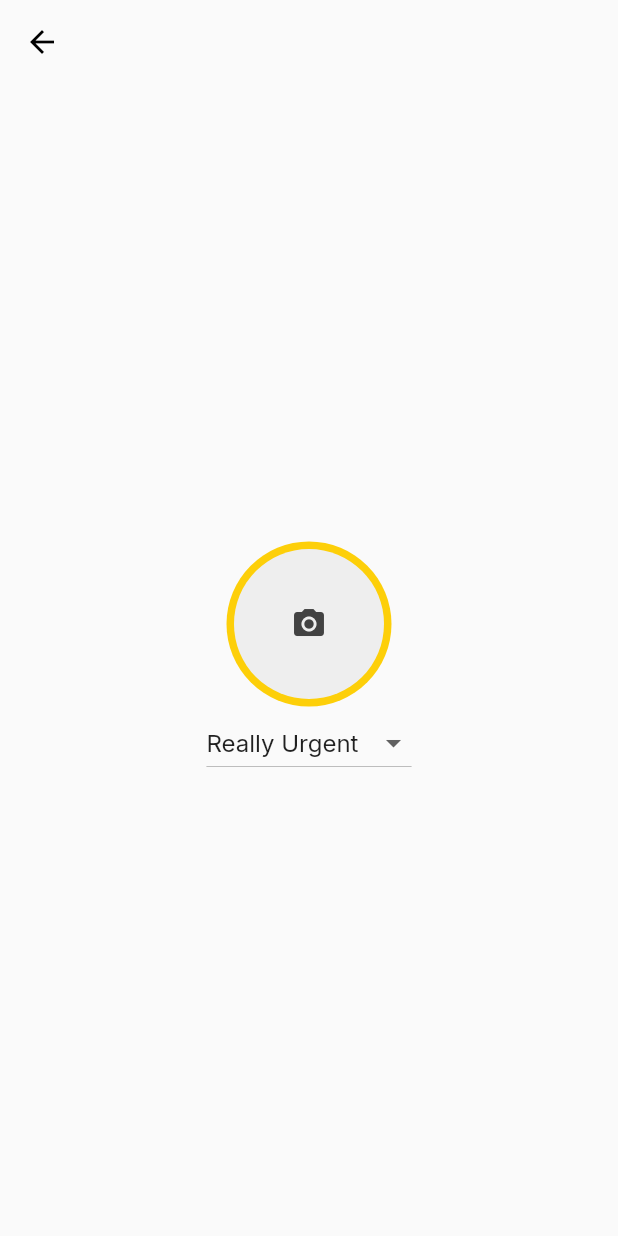
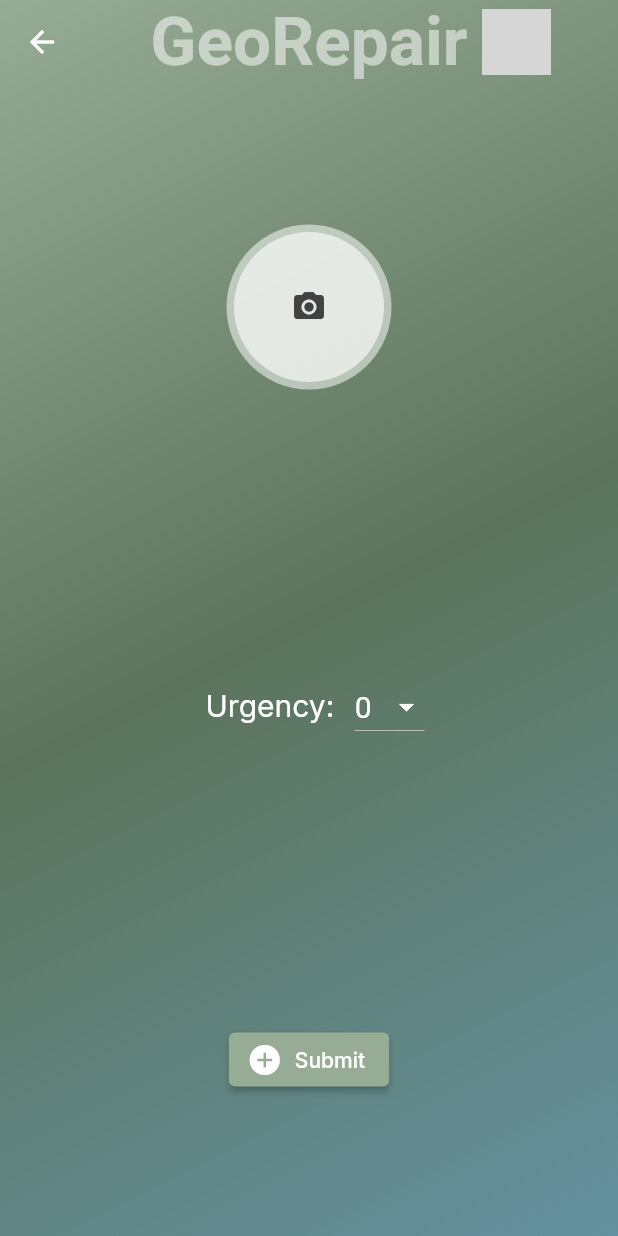
Before and after one commit to YoungWonks/ywsos2021_app, a Flutter app: the AddPhotoGalleryScreen screen opened by its route, on a phone screen of 412 x 824 dp. Run offline on Flutter 3.47's test engine with Material 2 defaults, Android fonts, the phone set to English and light mode, and no system bars; our stand-ins replace camera, carousel_slider, flutter_secure_storage, google_fonts, gradient_widgets, image_picker; accounts and stored records are empty; network calls fail; grey boxes are pictures that could not be loaded.

Commit message:
Added the add gallery screen

```diff
--- a/lib/providers/scans.dart
+++ b/lib/providers/scans.dart
@@ -8,11 +8,11 @@ import 'package:http_parser/http_parser.dart';
 import '../models/scan.dart';
 
 class Scans extends ChangeNotifier {
-  List<Scan> _scans = [];
+  List<Scan>? _scans = [];
 
-  List<Scan> get scans => [..._scans];
+  List<Scan> get scans => [..._scans!];
 
-  final starterUrl = 'http://10.0.2.2:5000';
+  final starterUrl = 'http://127.0.0.1:5000';
 
   void getScans() async {
     final rangeJson = {"range": 100};
@@ -60,10 +60,10 @@ class Scans extends ChangeNotifier {
   }
 
   void addScan(
-      {required List<double> position,
-      required String title,
+      {required String title,
       required String? description,
       required int? urgency,
+      required String address,
       required Uint8List fileContents}) async {
     String url = "$starterUrl/api/scans/add";
     String imageUrl = "$starterUrl/api/scans/upload";
@@ -83,10 +83,10 @@ class Scans extends ChangeNotifier {
       final imageResponse = await res.stream.bytesToString();
       await http.post(Uri.parse(url),
           body: json.encode({
-            "position": position, // ex: [2, 23.5]
             "title": title,
             "urgency": urgency,
             "des": description,
+            "address": address,
             "filename": json.decode(imageResponse)['filename']
           }),
           headers: {
--- a/lib/screens/add_photo_gallery_screen.dart
+++ b/lib/screens/add_photo_gallery_screen.dart
@@ -1,8 +1,11 @@
+import 'dart:typed_data';
+
 import 'package:flutter/material.dart';
 import 'package:image_picker/image_picker.dart';
 
 class AddPhotoGalleryScreen extends StatefulWidget {
   static const routeName = '/add-photo-gallery';
+
   const AddPhotoGalleryScreen({Key? key}) : super(key: key);
 
   @override
@@ -11,14 +14,10 @@ class AddPhotoGalleryScreen extends StatefulWidget {
 
 class _AddPhotoGalleryScreenState extends State<AddPhotoGalleryScreen> {
   XFile? _image;
-  final urgencyItems = [
-    'Really Urgent',
-    'Kind Of Urgent',
-    'Not Urgent',
-  ];
-  String? valueItem = 'Really Urgent';
+  Uint8List? convertedImage;
+  int? valueItem = 0;
 
-  _showImgFromGallery() async {
+  void _showImgFromGallery() async {
     final picker = ImagePicker();
     XFile? image =
         await picker.pickImage(source: ImageSource.gallery, imageQuality: 50);
@@ -26,36 +25,68 @@ class _AddPhotoGalleryScreenState extends State<AddPhotoGalleryScreen> {
     setState(() {
       _image = image;
     });
-  }
-
-  _turnImageToBytes(XFile file) async {
-    return await file.readAsBytes();
+    convertedImage = await _image!.readAsBytes();
   }
 
   @override
   Widget build(BuildContext context) {
-    return Scaffold(
+    return Container(
+      decoration: BoxDecoration(
+        gradient: LinearGradient(
+          begin: Alignment.topLeft,
+          end: Alignment.bottomRight,
+          colors: [
+            Color(0xFF97AC94),
+            Color(0xFF5C745C),
+            // Color(0xFFA2C08B),
+            // Color(0xFF82C1D6),
+            Color(0xFF64919F),
+          ],
+        ),
+      ),
+      child: Scaffold(
+        backgroundColor: Colors.transparent,
         appBar: AppBar(
+          backgroundColor: Colors.transparent,
           elevation: 0,
-        iconTheme: IconThemeData(color: Colors.black),
-        backgroundColor: Colors.transparent,
+          centerTitle: true,
+          title: Row(
+            mainAxisAlignment: MainAxisAlignment.center,
+            children: [
+              Text(
+                'GeoRepair',
+                style: TextStyle(
+                    fontSize: 45.0,
+                    fontWeight: FontWeight.w700,
+                    color: Color(0xFFFFFFFF).withOpacity(0.53)),
+              ),
+              SizedBox(
+                width: 10,
+              ),
+              Image.asset(
+                './assets/hammer.png',
+                width: 45.96,
+                height: 44.35,
+              ),
+            ],
+          ),
         ),
         body: Column(
-        mainAxisAlignment: MainAxisAlignment.center,
+          mainAxisAlignment: MainAxisAlignment.spaceAround,
           children: [
             Center(
               child: GestureDetector(
-              onTap: () {
+                onTap: () async {
                   _showImgFromGallery();
                 },
                 child: CircleAvatar(
                   radius: 55,
-                backgroundColor: Color(0xffFDCF09),
+                  backgroundColor: Colors.white.withOpacity(.53),
                   child: _image != null
                       ? ClipRRect(
                           borderRadius: BorderRadius.circular(50),
                           child: Image.memory(
-                          _turnImageToBytes(_image!),
+                            convertedImage!,
                             width: 100,
                             height: 100,
                             fit: BoxFit.fitHeight,
@@ -63,7 +94,7 @@ class _AddPhotoGalleryScreenState extends State<AddPhotoGalleryScreen> {
                         )
                       : Container(
                           decoration: BoxDecoration(
-                            color: Colors.grey[200],
+                              color: Colors.white.withOpacity(.6),
                               borderRadius: BorderRadius.circular(50)),
                           width: 100,
                           height: 100,
@@ -76,24 +107,62 @@ class _AddPhotoGalleryScreenState extends State<AddPhotoGalleryScreen> {
               ),
             ),
 // TextFormField(),
+            Row(
+              mainAxisAlignment: MainAxisAlignment.center,
+              children: [
+                Padding(
+                  padding: const EdgeInsets.all(8.0),
+                  child: Text(
+                    'Urgency: ',
+                    style: TextStyle(
+                      color: Colors.white,
+                      fontSize: 20,
+                    ),
+                  ),
+                ),
                 StatefulBuilder(builder: (context, snapshot) {
-            return DropdownButton<String>(
+                  return DropdownButton<int>(
+                    style: TextStyle(
+                      color: Colors.white,
+                      fontSize: 20,
+                    ),
                     value: valueItem,
-              onChanged: (String? newValue) {
+                    onChanged: (int? newValue) {
                       setState(() {
                         valueItem = newValue;
                       });
                     },
-              items: urgencyItems.map<DropdownMenuItem<String>>((String value) {
-                return DropdownMenuItem<String>(
+                    dropdownColor: Color(0xFF5C745C),
+                    iconEnabledColor: Colors.white,
+                    items: [0, 1, 2, 3, 4, 5, 6, 7, 8, 9, 10]
+                        .map<DropdownMenuItem<int>>((int value) {
+                      return DropdownMenuItem<int>(
                         value: value,
-                  child: Text(value),
+                        child: Text(value.toString()),
                       );
                     }).toList(),
                   );
                 }),
               ],
             ),
+            Container(
+              child: ElevatedButton.icon(
+                style: ElevatedButton.styleFrom(
+                  primary: Color(0xFF97AC94),
+                ),
+                onPressed: () {},
+                icon: Icon(
+                  Icons.add_circle,
+                  color: Colors.white,
+                ),
+                label: Text('Submit'),
+              ),
+            )
+          ],
+        ),
+      ),
     );
   }
 }
+
+// body:
--- a/lib/utils/variables.dart
+++ b/lib/utils/variables.dart
@@ -15,7 +15,7 @@ final List<Widget> carouselItems = [
     onTap: (context) {
       Navigator.of(context).pushNamed(AddPhotoGalleryScreen.routeName);
     },
-    title: 'View Gallery',
+    title: 'Gallery',
     subTitle: '',
     image: Image.asset(
       './assets/images/file_folder.png',
```
Also changed, not shown: lib/screens/home_screen.dart (+36 -34 lines), lib/widgets/add_scan_dialog.dart (+22 -2 lines), lib/widgets/custom_drawer.dart (+8 -1 lines), 2 other files. Lines whose indentation alone changed are shown as unchanged.
